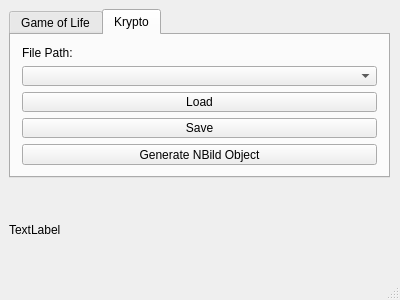
Qt form Qt_PP_1819_GUI/mainwindow.ui (0xanselm-priv/prg2-pr_milestone1) before a commit.
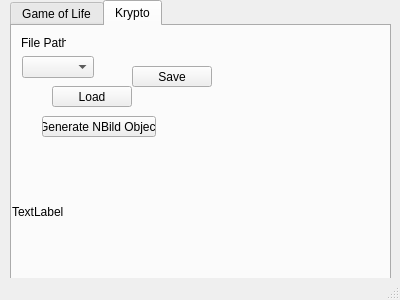
The same form after that commit.

Commit message: painting method

Patch:
```diff
--- a/Qt_PP_1819_GUI/mainwindow.ui
+++ b/Qt_PP_1819_GUI/mainwindow.ui
@@ -17,10 +17,10 @@
    <widget class="QTabWidget" name="tabWidget">
     <property name="geometry">
      <rect>
-      <x>9</x>
-      <y>9</y>
+      <x>10</x>
+      <y>0</y>
       <width>381</width>
-      <height>169</height>
+      <height>301</height>
      </rect>
     </property>
     <property name="currentIndex">
@@ -54,55 +54,81 @@
      <attribute name="title">
       <string>Krypto</string>
      </attribute>
-     <layout class="QVBoxLayout" name="verticalLayout_2">
-      <item>
        <widget class="QLabel" name="label_2">
+      <property name="geometry">
+       <rect>
+        <x>9</x>
+        <y>9</y>
+        <width>45</width>
+        <height>16</height>
+       </rect>
+      </property>
         <property name="text">
          <string>File Path:</string>
         </property>
        </widget>
-      </item>
-      <item>
        <widget class="QComboBox" name="comboBox">
         <property name="enabled">
          <bool>true</bool>
         </property>
-       </widget>
-      </item>
-      <item>
+      <property name="geometry">
+       <rect>
+        <x>10</x>
+        <y>30</y>
+        <width>72</width>
+        <height>22</height>
+       </rect>
+      </property>
+     </widget>
        <widget class="QPushButton" name="pushButton_crypto">
+      <property name="geometry">
+       <rect>
+        <x>40</x>
+        <y>60</y>
+        <width>80</width>
+        <height>21</height>
+       </rect>
+      </property>
         <property name="text">
          <string>Load</string>
         </property>
        </widget>
-      </item>
-      <item>
        <widget class="QPushButton" name="pushButton">
+      <property name="geometry">
+       <rect>
+        <x>120</x>
+        <y>40</y>
+        <width>80</width>
+        <height>21</height>
+       </rect>
+      </property>
         <property name="text">
          <string>Save</string>
         </property>
        </widget>
-      </item>
-      <item>
        <widget class="QPushButton" name="pushButton_2">
+      <property name="geometry">
+       <rect>
+        <x>30</x>
+        <y>90</y>
+        <width>114</width>
+        <height>21</height>
+       </rect>
+      </property>
         <property name="text">
          <string>Generate NBild Object</string>
         </property>
        </widget>
-      </item>
-     </layout>
-    </widget>
-   </widget>
    <widget class="QLabel" name="label">
     <property name="enabled">
      <bool>true</bool>
     </property>
     <property name="geometry">
      <rect>
-      <x>9</x>
-      <y>184</y>
-      <width>381</width>
-      <height>91</height>
+        <x>0</x>
+        <y>120</y>
+        <width>351</width>
+        <height>131</height>
      </rect>
     </property>
     <property name="minimumSize">
@@ -114,6 +140,8 @@
     <property name="text">
      <string>TextLabel</string>
     </property>
+     </widget>
+    </widget>
    </widget>
   </widget>
   <widget class="QStatusBar" name="statusBar"/>
```
Lines whose indentation alone changed are shown as unchanged. The commit also changes 1 other file.
